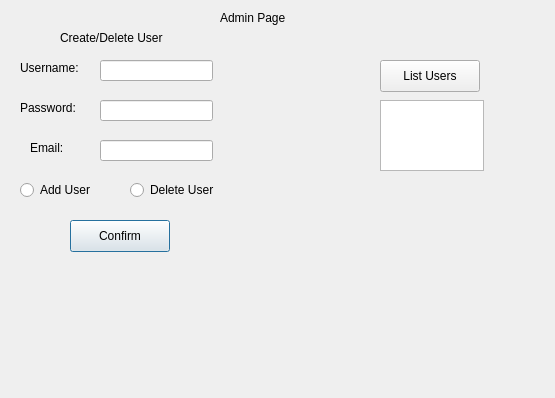
Qt form Music-Manager/admin.ui (david-boules/Music-Playlist-Manager) before a commit.
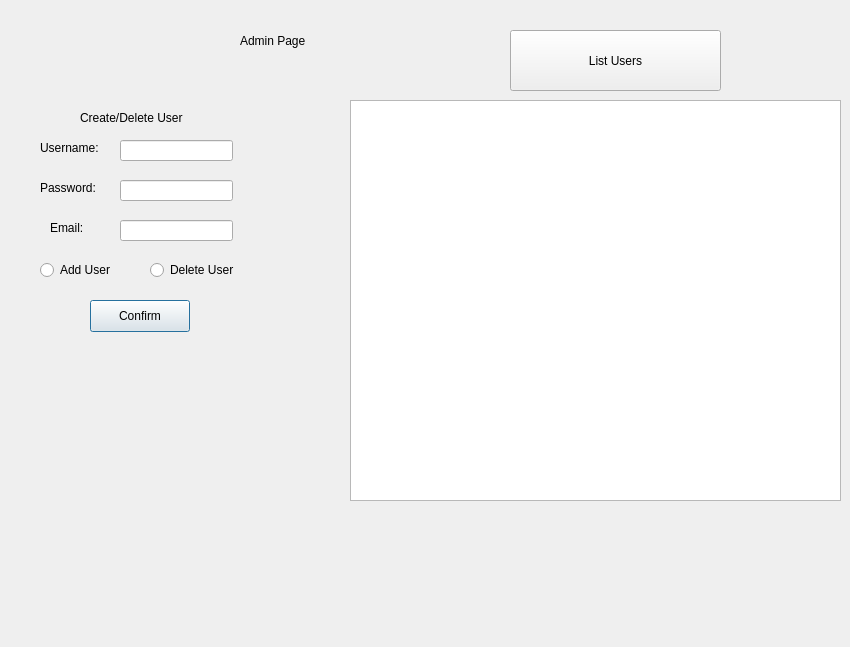
The same form after that commit.

Commit message: Fixed 'Add/Delete User' functionalities

```diff
--- a/Music-Manager/admin.ui
+++ b/Music-Manager/admin.ui
@@ -6,8 +6,8 @@
    <rect>
     <x>0</x>
     <y>0</y>
-    <width>555</width>
-    <height>398</height>
+    <width>850</width>
+    <height>647</height>
    </rect>
   </property>
   <property name="windowTitle">
@@ -16,10 +16,10 @@
   <widget class="QLabel" name="label_admin">
    <property name="geometry">
     <rect>
-     <x>220</x>
+     <x>240</x>
      <y>10</y>
-     <width>81</width>
-     <height>16</height>
+     <width>261</width>
+     <height>61</height>
     </rect>
    </property>
    <property name="text">
@@ -29,8 +29,8 @@
   <widget class="QLabel" name="label_username">
    <property name="geometry">
     <rect>
-     <x>20</x>
-     <y>60</y>
+     <x>40</x>
+     <y>140</y>
      <width>71</width>
      <height>16</height>
     </rect>
@@ -42,8 +42,8 @@
   <widget class="QLabel" name="label_password">
    <property name="geometry">
     <rect>
-     <x>20</x>
-     <y>100</y>
+     <x>40</x>
+     <y>180</y>
      <width>71</width>
      <height>16</height>
     </rect>
@@ -55,8 +55,8 @@
   <widget class="QLabel" name="label_email">
    <property name="geometry">
     <rect>
-     <x>30</x>
-     <y>140</y>
+     <x>50</x>
+     <y>220</y>
      <width>58</width>
      <height>16</height>
     </rect>
@@ -68,8 +68,8 @@
   <widget class="QLineEdit" name="lineEdit_username">
    <property name="geometry">
     <rect>
-     <x>100</x>
-     <y>60</y>
+     <x>120</x>
+     <y>140</y>
      <width>113</width>
      <height>21</height>
     </rect>
@@ -78,8 +78,8 @@
   <widget class="QLineEdit" name="lineEdit_password">
    <property name="geometry">
     <rect>
-     <x>100</x>
-     <y>100</y>
+     <x>120</x>
+     <y>180</y>
      <width>113</width>
      <height>21</height>
     </rect>
@@ -88,8 +88,8 @@
   <widget class="QLineEdit" name="lineEdit_email">
    <property name="geometry">
     <rect>
-     <x>100</x>
-     <y>140</y>
+     <x>120</x>
+     <y>220</y>
      <width>113</width>
      <height>21</height>
     </rect>
@@ -98,8 +98,8 @@
   <widget class="QPushButton" name="pushButton_confirm">
    <property name="geometry">
     <rect>
-     <x>70</x>
-     <y>220</y>
+     <x>90</x>
+     <y>300</y>
      <width>100</width>
      <height>32</height>
     </rect>
@@ -111,8 +111,8 @@
   <widget class="QRadioButton" name="radioButton_addUser">
    <property name="geometry">
     <rect>
-     <x>20</x>
-     <y>180</y>
+     <x>40</x>
+     <y>260</y>
      <width>99</width>
      <height>20</height>
     </rect>
@@ -124,8 +124,8 @@
   <widget class="QRadioButton" name="radioButton_deleteUser">
    <property name="geometry">
     <rect>
-     <x>130</x>
-     <y>180</y>
+     <x>150</x>
+     <y>260</y>
      <width>99</width>
      <height>20</height>
     </rect>
@@ -137,10 +137,10 @@
   <widget class="QPushButton" name="pushButton_listUsers">
    <property name="geometry">
     <rect>
-     <x>380</x>
-     <y>60</y>
-     <width>100</width>
-     <height>32</height>
+     <x>510</x>
+     <y>30</y>
+     <width>211</width>
+     <height>61</height>
     </rect>
    </property>
    <property name="text">
@@ -150,8 +150,8 @@
   <widget class="QLabel" name="label_createDelete">
    <property name="geometry">
     <rect>
-     <x>60</x>
-     <y>30</y>
+     <x>80</x>
+     <y>110</y>
      <width>121</width>
      <height>16</height>
     </rect>
@@ -160,13 +160,13 @@
     <string>Create/Delete User</string>
    </property>
   </widget>
-  <widget class="QTextEdit" name="textEdit_userList">
+  <widget class="QListWidget" name="listWidget_users">
    <property name="geometry">
     <rect>
-     <x>380</x>
+     <x>350</x>
      <y>100</y>
-     <width>104</width>
-     <height>71</height>
+     <width>491</width>
+     <height>401</height>
     </rect>
    </property>
   </widget>
```
The commit also changes 3 other files.
